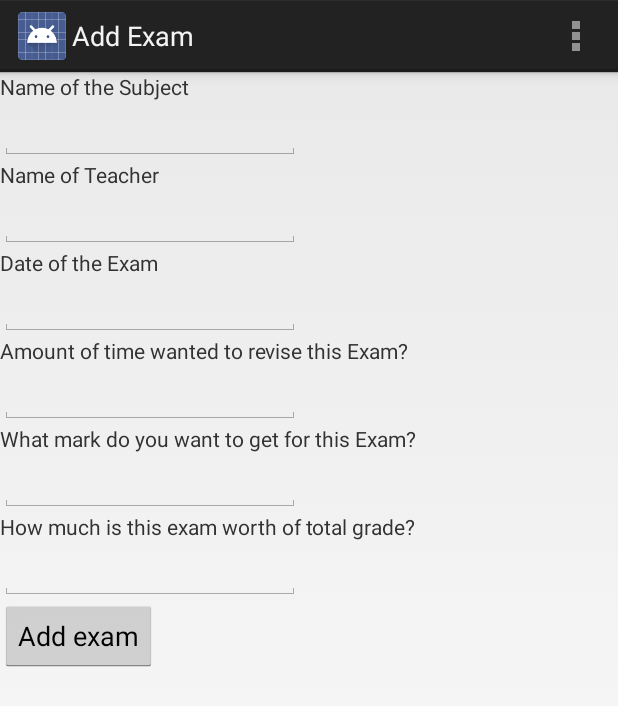
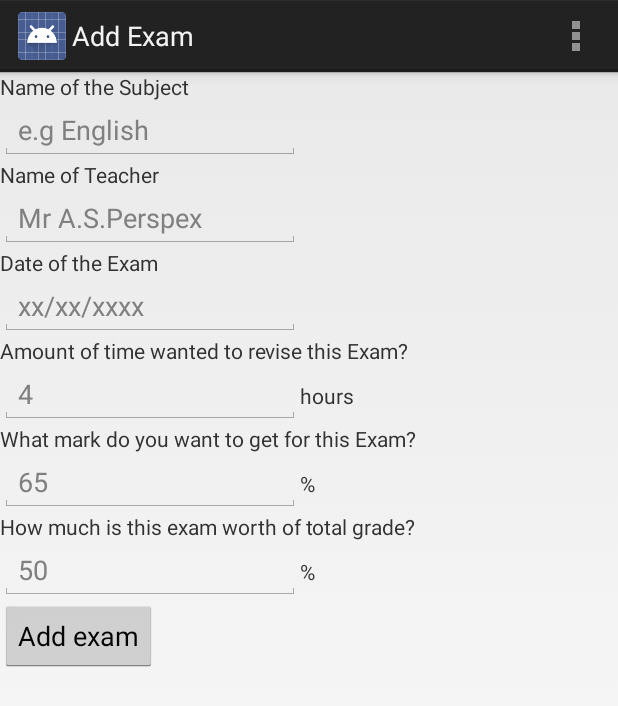
Before and after one commit to apatos/ExamPlanner, an Android app: the AddSubjectActivity screen opened directly, with no data from a screen before it, on a phone screen of 412 x 824 dp. Shown: the top 706 px of the screen. Run offline under Robolectric (Android 15) with nearby library versions, the phone set to English and light mode, and no system bars.

Commit message:
desired mark and exam worth changed from strings to int. layout changed in add subject

```diff
--- a/Planner/src/main/java/com/atos/examplanner/planner/activity/AddSubjectActivity.java
+++ b/Planner/src/main/java/com/atos/examplanner/planner/activity/AddSubjectActivity.java
@@ -82,8 +82,8 @@ public class AddSubjectActivity extends Activity {
         exam.setTeacherName(teacherName.getText().toString());
         exam.setExamDate(examDate.getText().toString());
         exam.setRevisionTimeWanted(timeWanted.getText().toString());
-        exam.setDesiredMark(desiredMark.getText().toString());
-        exam.setExamWorth(examWorth.getText().toString());
+        exam.setDesiredMark(Integer.parseInt(desiredMark.getText().toString()));
+        exam.setExamWorth(Integer.parseInt(examWorth.getText().toString()));
 
         //Creates a new intent
         Intent intent = new Intent(this, MainActivity.class);
@@ -93,4 +93,5 @@ public class AddSubjectActivity extends Activity {
         setResult(Activity.RESULT_OK, intent);
         finish();
     }
+
 }
--- a/Planner/src/main/java/com/atos/examplanner/planner/activity/MainActivity.java
+++ b/Planner/src/main/java/com/atos/examplanner/planner/activity/MainActivity.java
@@ -2,7 +2,6 @@ package com.atos.examplanner.planner.activity;
 
 import android.app.Activity;
 import android.app.AlertDialog;
-import android.app.FragmentManager;
 import android.content.DialogInterface;
 import android.content.Intent;
 import android.os.Bundle;
--- a/Planner/src/main/java/com/atos/examplanner/planner/adaptor/ExamListAdaptor.java
+++ b/Planner/src/main/java/com/atos/examplanner/planner/adaptor/ExamListAdaptor.java
@@ -11,7 +11,6 @@ import com.atos.examplanner.planner.R;
 import com.atos.examplanner.planner.model.Exam;
 
 import java.util.ArrayList;
-import java.util.List;
 
 /**
  * Created by andrewpatterson on 17/06/2014.
--- a/Planner/src/main/java/com/atos/examplanner/planner/model/Exam.java
+++ b/Planner/src/main/java/com/atos/examplanner/planner/model/Exam.java
@@ -1,6 +1,7 @@
 package com.atos.examplanner.planner.model;
 
 import java.io.Serializable;
+import java.util.Date;
 
 /**
  * Created by andrewpatterson on 16/06/2014.
@@ -12,8 +13,8 @@ public class Exam implements Serializable{
     private String examDate;
     private String revisionTimeWanted;
     private String revisionTimeCurrently;
-    private String desiredMark;
-    private String examWorth;
+    private int desiredMark;
+    private int examWorth;
 
     public String getExamName() {
         return examName;
@@ -55,19 +56,19 @@ public class Exam implements Serializable{
         this.revisionTimeCurrently = revisionTimeCurrently;
     }
 
-    public String getDesiredMark() {
+    public int getDesiredMark() {
         return desiredMark;
     }
 
-    public void setDesiredMark(String desiredMark) {
+    public void setDesiredMark(int desiredMark) {
         this.desiredMark = desiredMark;
     }
 
-    public String getExamWorth() {
+    public int getExamWorth() {
         return examWorth;
     }
 
-    public void setExamWorth(String examWorth) {
+    public void setExamWorth(int examWorth) {
         this.examWorth = examWorth;
     }
 }
--- a/Planner/src/main/res/layout/activity_add_subject.xml
+++ b/Planner/src/main/res/layout/activity_add_subject.xml
@@ -13,7 +13,8 @@
         android:id="@+id/text_box_name"
         android:layout_width="@dimen/activity_add_subject_input_width"
         android:layout_height="wrap_content"
-        android:inputType="text"/>
+        android:inputType="text"
+        android:hint="@string/hint_subject"/>
     <TextView
         android:id="@+id/label_teacher"
         android:layout_width="wrap_content"
@@ -23,7 +24,8 @@
         android:id="@+id/text_box_teacher"
         android:layout_width="@dimen/activity_add_subject_input_width"
         android:layout_height="wrap_content"
-        android:inputType="text"/>
+        android:inputType="text"
+        android:hint="@string/hint_teacher"/>
     <TextView
         android:id="@+id/label_exam_date"
         android:layout_width="wrap_content"
@@ -33,37 +35,78 @@
         android:id="@+id/text_box_exam_date"
         android:layout_width="@dimen/activity_add_subject_input_width"
         android:layout_height="wrap_content"
-        android:inputType="text"/>
+        android:inputType="date"
+        android:hint="@string/hint_date"/>
     <TextView
         android:id="@+id/label_time_aim"
         android:layout_width="wrap_content"
         android:layout_height="wrap_content"
         android:text="@string/label_time_aim"/>
+
+    <LinearLayout
+        android:layout_width="match_parent"
+        android:layout_height="wrap_content"
+        android:orientation="horizontal">
+
         <EditText
             android:id="@+id/text_box_time_aim"
             android:layout_width="@dimen/activity_add_subject_input_width"
             android:layout_height="wrap_content"
-        android:inputType="text"/>
+            android:inputType="number"
+            android:hint="@string/hint_time_aim"/>
+        <TextView
+            android:layout_width="wrap_content"
+            android:layout_height="wrap_content"
+            android:text="@string/label_hours"/>
+    </LinearLayout>
+
     <TextView
         android:id="@+id/label_mark_wanted"
         android:layout_width="wrap_content"
         android:layout_height="wrap_content"
         android:text="@string/label_mark_wanted" />
+
+    <LinearLayout
+        android:layout_width="match_parent"
+        android:layout_height="wrap_content"
+        android:orientation="horizontal">
+
         <EditText
             android:id="@+id/text_box_mark_wanted"
             android:layout_width="@dimen/activity_add_subject_input_width"
             android:layout_height="wrap_content"
-        android:inputType="text"/>
+            android:inputType="number"
+            android:hint="@string/hint_mark_wanted"/>
+        <TextView
+            android:layout_width="wrap_content"
+            android:layout_height="wrap_content"
+            android:text="@string/label_percentage"/>
+
+    </LinearLayout>
+
     <TextView
         android:id="@+id/label_exam_worth"
         android:layout_width="wrap_content"
         android:layout_height="wrap_content"
         android:text="@string/label_exam_worth"/>
+
+    <LinearLayout
+        android:layout_width="match_parent"
+        android:layout_height="wrap_content"
+        android:orientation="horizontal">
+
         <EditText
             android:id="@+id/text_box_exam_worth"
             android:layout_width="@dimen/activity_add_subject_input_width"
             android:layout_height="wrap_content"
-        android:inputType="text"/>
+            android:inputType="number"
+            android:hint="@string/hint_exam_worth"/>
+        <TextView
+            android:layout_width="wrap_content"
+            android:layout_height="wrap_content"
+            android:text="@string/label_percentage"/>
+
+    </LinearLayout>
 
     <Button
         android:id="@+id/button_add_exam"
--- a/Planner/src/main/res/values/strings.xml
+++ b/Planner/src/main/res/values/strings.xml
@@ -12,6 +12,13 @@
     <string name="label_mark_wanted">What mark do you want to get for this Exam?</string>
     <string name="label_exam_worth">How much is this exam worth of total grade?</string>
     <string name="button_add_exam">Add exam</string>
+    <string name="hint_subject">e.g English</string>
+    <string name="hint_teacher">Mr A.S.Perspex</string>
+    <string name="hint_date">xx/xx/xxxx</string>
+    <string name="hint_time_aim">4</string>
+    <string name="hint_mark_wanted">65</string>
+    <string name="hint_exam_worth">50</string>
+
 
     <string name="placeholder_text">Placeholder</string>
     <string name="row_studied_text">Amount of time studied for</string>
@@ -19,5 +26,7 @@
     <string name="button_select">Select</string>
     <string name="button_cancel">Cancel</string>
     <string name="label_select_time">Add amount of time studied</string>
+    <string name="label_hours">hours</string>
+    <string name="label_percentage">%</string>
 
 </resources>
```
Lines whose indentation alone changed are shown as unchanged.
